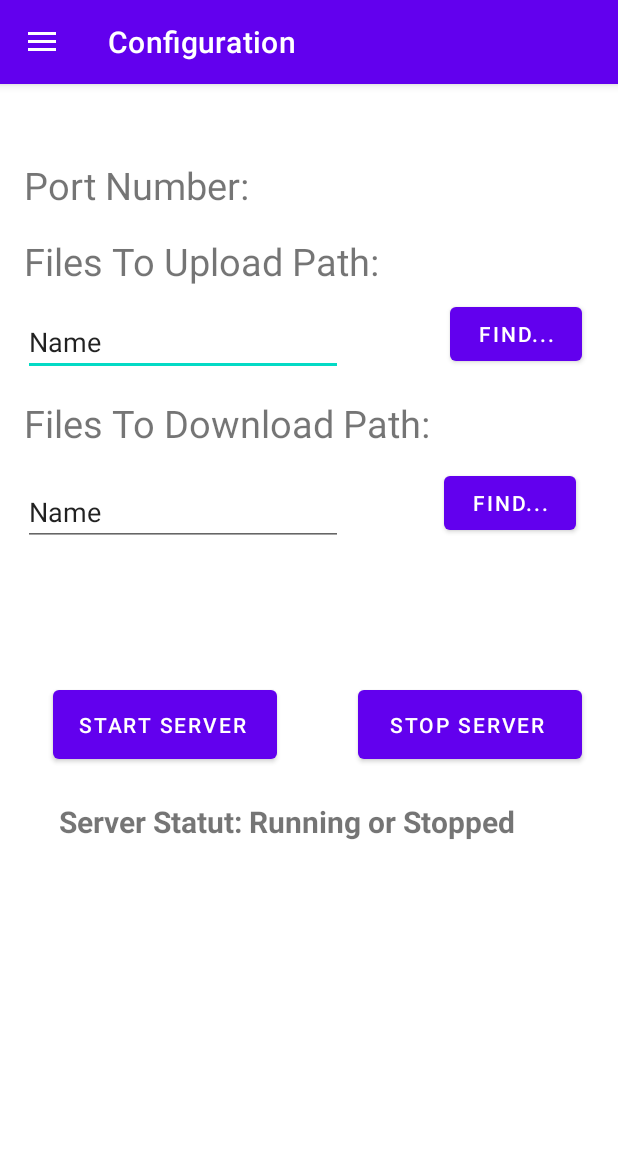
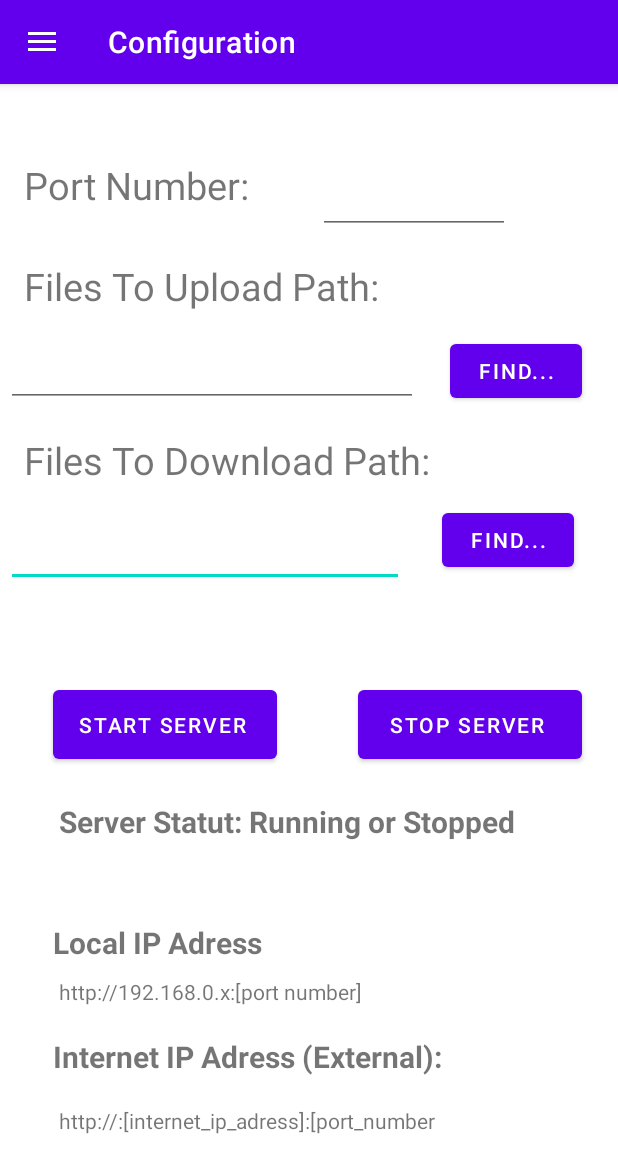
Before and after one commit to mjayari/PFE_Project, an Android app: the screen it shows after launch (MainActivity), in the side drawer, after a tap on "Configuration", on a phone screen of 412 x 824 dp. Shown: the top 1173 px of the screen. Run offline under Robolectric (Android 15) with nearby library versions, the phone set to English and light mode, and no system bars; our stand-ins replace navigation-ui.

Commit message:
Adding the design of configuration_Interface

```diff
--- a/1- java_android/app/src/main/res/layout/fragment_configuration.xml
+++ b/1- java_android/app/src/main/res/layout/fragment_configuration.xml
@@ -12,8 +12,11 @@
         android:layout_marginStart="16dp"
         android:layout_marginLeft="16dp"
         android:layout_marginTop="50dp"
+        android:layout_marginEnd="46dp"
+        android:layout_marginRight="46dp"
         android:text="Port Number:"
         android:textSize="25dp"
+        app:layout_constraintEnd_toStartOf="@+id/editText"
         app:layout_constraintStart_toStartOf="parent"
         app:layout_constraintTop_toTopOf="parent" />
 
@@ -23,11 +26,12 @@
         android:layout_height="wrap_content"
         android:layout_marginStart="16dp"
         android:layout_marginLeft="16dp"
-        android:layout_marginBottom="14dp"
+        android:layout_marginBottom="11dp"
         android:text="Files To Upload Path:"
         android:textSize="25dp"
-        app:layout_constraintBottom_toTopOf="@+id/editTextTextPersonName2"
-        app:layout_constraintStart_toStartOf="parent" />
+        app:layout_constraintBottom_toTopOf="@+id/editText3"
+        app:layout_constraintStart_toStartOf="parent"
+        app:layout_constraintTop_toBottomOf="@+id/editText" />
 
     <TextView
         android:id="@+id/textView12"
@@ -35,37 +39,12 @@
         android:layout_height="wrap_content"
         android:layout_marginStart="16dp"
         android:layout_marginLeft="16dp"
-        android:layout_marginTop="14dp"
+        android:layout_marginBottom="15dp"
         android:text="Files To Download Path:"
         android:textSize="25dp"
+        app:layout_constraintBottom_toTopOf="@+id/textInputEditText"
         app:layout_constraintStart_toStartOf="parent"
-        app:layout_constraintTop_toBottomOf="@+id/editTextTextPersonName2" />
-
-    <EditText
-        android:id="@+id/editTextTextPersonName2"
-        android:layout_width="wrap_content"
-        android:layout_height="wrap_content"
-        android:layout_marginStart="15dp"
-        android:layout_marginLeft="15dp"
-        android:layout_marginTop="149dp"
-        android:ems="10"
-        android:inputType="textPersonName"
-        android:text="Name"
-        app:layout_constraintStart_toStartOf="parent"
-        app:layout_constraintTop_toTopOf="parent" />
-
-    <EditText
-        android:id="@+id/editTextTextPersonName3"
-        android:layout_width="wrap_content"
-        android:layout_height="wrap_content"
-        android:layout_marginStart="15dp"
-        android:layout_marginLeft="15dp"
-        android:layout_marginTop="19dp"
-        android:ems="10"
-        android:inputType="textPersonName"
-        android:text="Name"
-        app:layout_constraintStart_toStartOf="parent"
-        app:layout_constraintTop_toBottomOf="@+id/textView12" />
+        app:layout_constraintTop_toBottomOf="@+id/editText3" />
 
     <Button
         android:id="@+id/button3"
@@ -76,7 +55,8 @@
         android:layout_marginBottom="18dp"
         android:text="Find..."
         app:layout_constraintBottom_toTopOf="@+id/textView12"
-        app:layout_constraintEnd_toEndOf="parent" />
+        app:layout_constraintEnd_toEndOf="parent"
+        app:layout_constraintStart_toEndOf="@+id/editText3" />
 
     <Button
         android:id="@+id/button4"
@@ -85,8 +65,11 @@
         android:layout_marginStart="9dp"
         android:layout_marginLeft="9dp"
         android:layout_marginTop="12dp"
+        android:layout_marginEnd="29dp"
+        android:layout_marginRight="29dp"
         android:text="Find..."
-        app:layout_constraintStart_toEndOf="@+id/textView12"
+        app:layout_constraintEnd_toEndOf="parent"
+        app:layout_constraintStart_toEndOf="@+id/textInputEditText"
         app:layout_constraintTop_toBottomOf="@+id/textView12" />
 
     <Button
@@ -126,4 +109,101 @@
         app:layout_constraintStart_toStartOf="@+id/button9"
         app:layout_constraintTop_toBottomOf="@+id/button8" />
 
+    <TextView
+        android:id="@+id/textView15"
+        android:layout_width="wrap_content"
+        android:layout_height="wrap_content"
+        android:layout_marginStart="35dp"
+        android:layout_marginLeft="35dp"
+        android:layout_marginBottom="9dp"
+        android:text="Local IP Adress"
+        android:textSize="20dp"
+        android:textStyle="bold"
+        app:layout_constraintBottom_toTopOf="@+id/textView16"
+        app:layout_constraintStart_toStartOf="parent"
+        app:layout_constraintTop_toBottomOf="@+id/textInputEditText" />
+
+    <TextView
+        android:id="@+id/textView18"
+        android:layout_width="wrap_content"
+        android:layout_height="wrap_content"
+        android:layout_marginStart="35dp"
+        android:layout_marginLeft="35dp"
+        android:layout_marginBottom="19dp"
+        android:text="Internet IP Adress (External):"
+        android:textSize="20dp"
+        android:textStyle="bold"
+        app:layout_constraintBottom_toTopOf="@+id/textView19"
+        app:layout_constraintStart_toStartOf="parent"
+        app:layout_constraintTop_toBottomOf="@+id/textView16" />
+
+    <TextView
+        android:id="@+id/textView16"
+        android:layout_width="wrap_content"
+        android:layout_height="wrap_content"
+        android:layout_marginStart="4dp"
+        android:layout_marginLeft="4dp"
+        android:layout_marginBottom="20dp"
+        android:text="http://192.168.0.x:[port number]"
+        app:layout_constraintBottom_toTopOf="@+id/textView18"
+        app:layout_constraintStart_toStartOf="@+id/textView15"
+        app:layout_constraintTop_toBottomOf="@+id/textView15" />
+
+    <TextView
+        android:id="@+id/textView19"
+        android:layout_width="wrap_content"
+        android:layout_height="wrap_content"
+        android:layout_marginStart="4dp"
+        android:layout_marginLeft="4dp"
+        android:layout_marginBottom="67dp"
+        android:text="http://:[internet_ip_adress]:[port_number"
+        app:layout_constraintBottom_toBottomOf="parent"
+        app:layout_constraintStart_toStartOf="@+id/textView18"
+        app:layout_constraintTop_toBottomOf="@+id/textView18" />
+
+    <com.google.android.material.textfield.TextInputEditText
+        android:id="@+id/textInputEditText"
+        android:layout_width="0dp"
+        android:layout_height="0dp"
+        android:layout_marginStart="4dp"
+        android:layout_marginLeft="4dp"
+        android:layout_marginEnd="16dp"
+        android:layout_marginRight="16dp"
+        android:layout_marginBottom="223dp"
+        android:hint=""
+        app:layout_constraintBottom_toTopOf="@+id/textView15"
+        app:layout_constraintEnd_toStartOf="@+id/button4"
+        app:layout_constraintStart_toStartOf="parent"
+        app:layout_constraintTop_toBottomOf="@+id/textView12" />
+
+    <com.google.android.material.textfield.TextInputEditText
+        android:id="@+id/editText3"
+        android:layout_width="0dp"
+        android:layout_height="0dp"
+        android:layout_marginStart="4dp"
+        android:layout_marginLeft="4dp"
+        android:layout_marginEnd="21dp"
+        android:layout_marginRight="21dp"
+        android:layout_marginBottom="18dp"
+        android:hint=""
+        app:layout_constraintBottom_toTopOf="@+id/textView12"
+        app:layout_constraintEnd_toStartOf="@+id/button3"
+        app:layout_constraintStart_toStartOf="parent"
+        app:layout_constraintTop_toBottomOf="@+id/textView6" />
+
+    <com.google.android.material.textfield.TextInputEditText
+        android:id="@+id/editText"
+        android:layout_width="0dp"
+        android:layout_height="0dp"
+        android:layout_marginTop="48dp"
+        android:layout_marginEnd="72dp"
+        android:layout_marginRight="72dp"
+        android:layout_marginBottom="17dp"
+        android:layout_weight="1"
+        android:hint=""
+        app:layout_constraintBottom_toTopOf="@+id/textView6"
+        app:layout_constraintEnd_toEndOf="parent"
+        app:layout_constraintStart_toEndOf="@+id/textView5"
+        app:layout_constraintTop_toTopOf="parent" />
+
 </androidx.constraintlayout.widget.ConstraintLayout>
--- a/1- java_android/app/src/main/res/layout/fragment_filetransfer.xml
+++ b/1- java_android/app/src/main/res/layout/fragment_filetransfer.xml
@@ -1,6 +1,28 @@
 <?xml version="1.0" encoding="utf-8"?>
 <androidx.constraintlayout.widget.ConstraintLayout
-    xmlns:android="http://schemas.android.com/apk/res/android" android:layout_width="match_parent"
+    xmlns:android="http://schemas.android.com/apk/res/android"
+    xmlns:app="http://schemas.android.com/apk/res-auto"
+    xmlns:tools="http://schemas.android.com/tools"
+    android:layout_width="match_parent"
     android:layout_height="match_parent">
 
+    <AutoCompleteTextView
+        android:id="@+id/autoCompleteTextView"
+        android:layout_width="249dp"
+        android:layout_height="81dp"
+        android:text=""
+        tools:layout_editor_absoluteX="96dp"
+        tools:layout_editor_absoluteY="397dp" />
+
+    <com.google.android.material.textfield.TextInputLayout
+        android:layout_width="match_parent"
+        android:layout_height="wrap_content"
+        tools:layout_editor_absoluteX="150dp"
+        tools:layout_editor_absoluteY="582dp">
+
+        <com.google.android.material.textfield.TextInputEditText
+            android:layout_width="match_parent"
+            android:layout_height="wrap_content"
+            android:hint="" />
+    </com.google.android.material.textfield.TextInputLayout>
 </androidx.constraintlayout.widget.ConstraintLayout>
```
